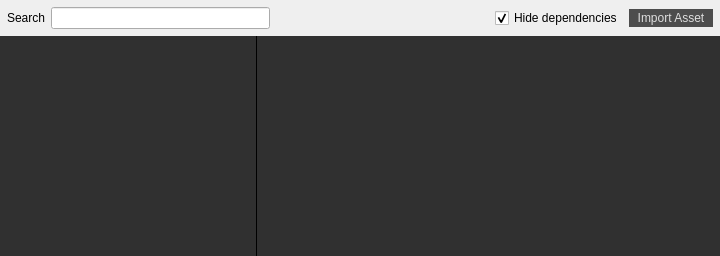
Above: src/widgets/assetwidget.ui from jahshaka/Studio before the change. Below: the same form after it.
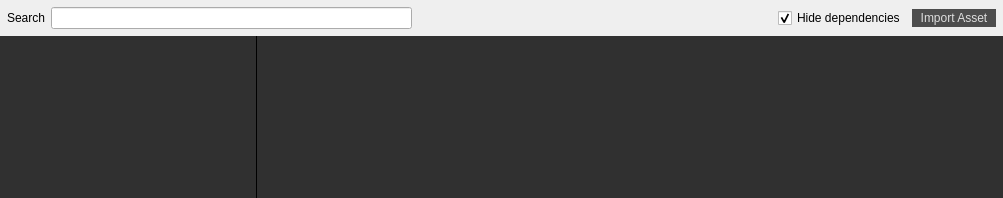
That is the form after the change.

Commit message: Finalize asset deleting, add breadcrumb widget to aid navigating

Diff of the .ui file:
```diff
--- a/src/widgets/assetwidget.ui
+++ b/src/widgets/assetwidget.ui
@@ -6,8 +6,8 @@
    <rect>
     <x>0</x>
     <y>0</y>
-    <width>720</width>
-    <height>256</height>
+    <width>1003</width>
+    <height>198</height>
    </rect>
   </property>
   <property name="windowTitle">
@@ -149,7 +149,7 @@
    <property name="bottomMargin">
     <number>0</number>
    </property>
-   <property name="verticalSpacing">
+   <property name="spacing">
     <number>0</number>
    </property>
    <item row="0" column="0">
@@ -217,6 +217,9 @@
     </widget>
    </item>
    <item row="1" column="0">
+    <widget class="QWidget" name="breadCrumb" native="true"/>
+   </item>
+   <item row="2" column="0">
     <widget class="QSplitter" name="splitter">
      <property name="styleSheet">
       <string notr="true">background: #303030</string>
```
The commit also changes 6 other files.
